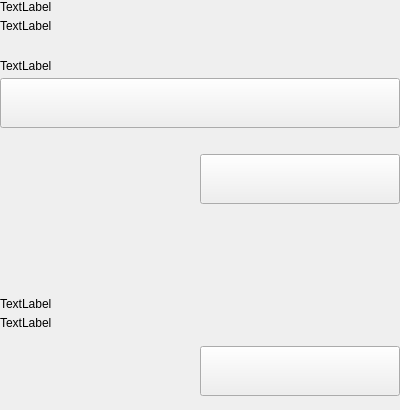
Old version of the form src/qt/pengolincoin/settings/forms/settingsbackupwallet.ui in the repository pengolincoin/PengolinCoin-Core.
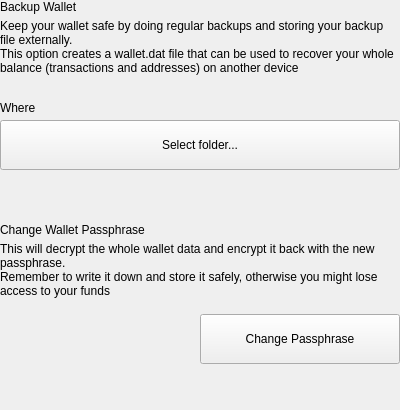
New version of the form.

Patch:
```diff
--- a/src/qt/pengolincoin/settings/forms/settingsbackupwallet.ui
+++ b/src/qt/pengolincoin/settings/forms/settingsbackupwallet.ui
@@ -52,14 +52,15 @@
         <item>
          <widget class="QLabel" name="labelTitle">
           <property name="text">
-           <string>TextLabel</string>
+           <string>Backup Wallet</string>
           </property>
          </widget>
         </item>
         <item>
          <widget class="QLabel" name="labelSubtitle1">
           <property name="text">
-           <string>TextLabel</string>
+           <string>Keep your wallet safe by doing regular backups and storing your backup file externally.
+This option creates a wallet.dat file that can be used to recover your whole balance (transactions and addresses) on another device</string>
           </property>
           <property name="wordWrap">
            <bool>true</bool>
@@ -89,7 +90,7 @@
         <item>
          <widget class="QLabel" name="labelSubtitleLocation">
           <property name="text">
-           <string>TextLabel</string>
+           <string>Where</string>
           </property>
          </widget>
         </item>
@@ -111,65 +112,7 @@
            <enum>Qt::NoFocus</enum>
           </property>
           <property name="text">
-           <string/>
-          </property>
-         </widget>
-        </item>
-       </layout>
-      </item>
-      <item>
-       <spacer name="verticalSpacer_4">
-        <property name="orientation">
-         <enum>Qt::Vertical</enum>
-        </property>
-        <property name="sizeType">
-         <enum>QSizePolicy::Fixed</enum>
-        </property>
-        <property name="sizeHint" stdset="0">
-         <size>
-          <width>20</width>
-          <height>20</height>
-         </size>
-        </property>
-       </spacer>
-      </item>
-      <item>
-       <layout class="QHBoxLayout" name="horizontalLayout_7">
-        <item>
-         <spacer name="horizontalSpacer_5">
-          <property name="orientation">
-           <enum>Qt::Horizontal</enum>
-          </property>
-          <property name="sizeType">
-           <enum>QSizePolicy::Expanding</enum>
-          </property>
-          <property name="sizeHint" stdset="0">
-           <size>
-            <width>40</width>
-            <height>20</height>
-           </size>
-          </property>
-         </spacer>
-        </item>
-        <item>
-         <widget class="QPushButton" name="pushButtonSave">
-          <property name="minimumSize">
-           <size>
-            <width>200</width>
-            <height>50</height>
-           </size>
-          </property>
-          <property name="maximumSize">
-           <size>
-            <width>200</width>
-            <height>50</height>
-           </size>
-          </property>
-          <property name="focusPolicy">
-           <enum>Qt::NoFocus</enum>
-          </property>
-          <property name="text">
-           <string/>
+           <string>Select folder...</string>
           </property>
          </widget>
         </item>
@@ -207,19 +150,6 @@
         </property>
        </widget>
       </item>
-      <item>
-       <spacer name="verticalSpacer_3">
-        <property name="orientation">
-         <enum>Qt::Vertical</enum>
-        </property>
-        <property name="sizeHint" stdset="0">
-         <size>
-          <width>20</width>
-          <height>40</height>
-         </size>
-        </property>
-       </spacer>
-      </item>
       <item>
        <layout class="QVBoxLayout" name="verticalLayoutTitle_2">
         <property name="spacing">
@@ -228,14 +158,15 @@
         <item>
          <widget class="QLabel" name="labelTitle_2">
           <property name="text">
-           <string>TextLabel</string>
+           <string>Change Wallet Passphrase</string>
           </property>
          </widget>
         </item>
         <item>
          <widget class="QLabel" name="labelSubtitle_2">
           <property name="text">
-           <string>TextLabel</string>
+           <string>This will decrypt the whole wallet data and encrypt it back with the new passphrase.
+Remember to write it down and store it safely, otherwise you might lose access to your funds</string>
           </property>
           <property name="wordWrap">
            <bool>true</bool>
@@ -293,7 +224,7 @@
            <enum>Qt::NoFocus</enum>
           </property>
           <property name="text">
-           <string/>
+           <string>Change Passphrase</string>
           </property>
          </widget>
         </item>
```
